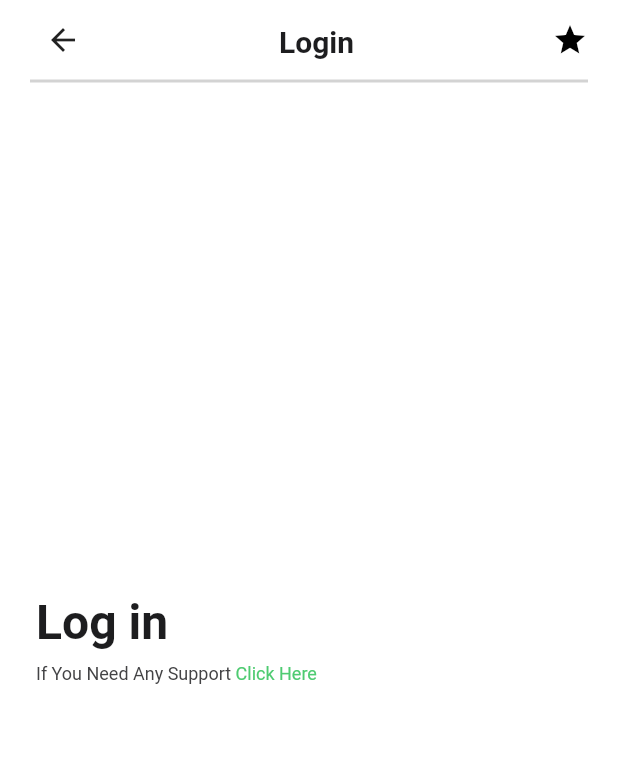
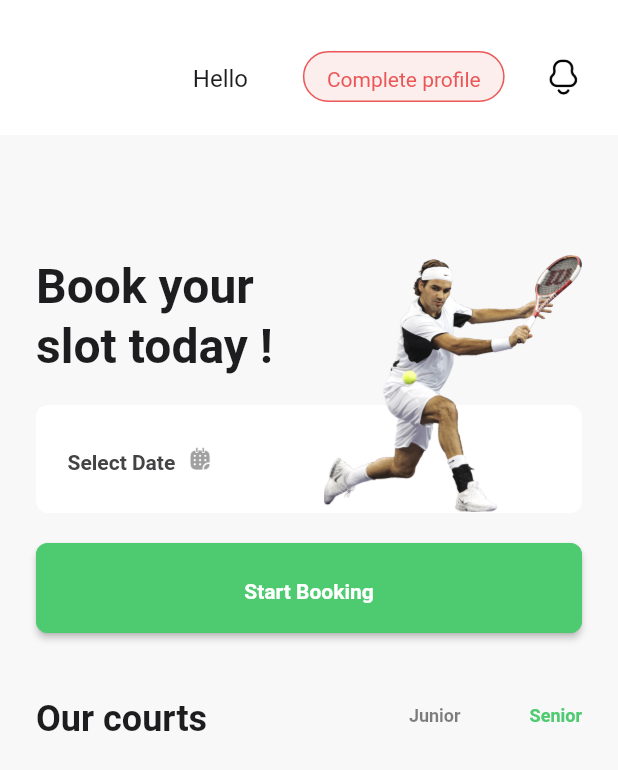
Before and after one commit to NikitaVics/abc, a Flutter app: the HomeScreen screen opened directly, on a phone screen of 412 x 824 dp. Shown: the top 770 px of the screen. Run offline on Flutter 3.47's test engine with Material 2 defaults, Android fonts, the phone set to English and light mode, and no system bars; our stand-ins replace another_flushbar, flutter_spinkit, flutter_styled_toast, flutter_svg, image_picker, lottie and 3 more; accounts and stored records are empty; network calls fail; Roboto replaces fonts that are missing (Satoshi).

Commit message:
HomeScreen and Congrats page

```diff
--- a/lib/constants/colors.dart
+++ b/lib/constants/colors.dart
@@ -25,8 +25,9 @@ class AppColors {
   static const focusTextBoarder = Color(0xffAEE7BE);
   static const focusCursorColor = Color(0xff313131);
   static const errorColor = Color(0xffEB5757);
+  static const errorback = Color(0xffFDEEEE);
   static const confirmValid = Color(0xff27AE60);
   static const disableButtonColor = Color(0xffAEE7BE);
   static const disableButtonTextColor = Color(0xff71D58D);
-
+  static const homeBack=Color(0xffF8F8F8);
 }
--- a/lib/presentation/home/home_screen.dart
+++ b/lib/presentation/home/home_screen.dart
@@ -1,10 +1,13 @@
 import 'package:flutter/material.dart';
 import 'package:provider/provider.dart';
+import 'package:shared_preferences/shared_preferences.dart';
 import 'package:tennis_court_booking_app/constants/colors.dart';
 import 'package:tennis_court_booking_app/constants/font_family.dart';
+import 'package:tennis_court_booking_app/presentation/login/login_screen.dart';
 import 'package:tennis_court_booking_app/presentation/login/provider/sign_in_provider.dart';
 import 'package:tennis_court_booking_app/widgets/custom_appbar.dart';
 import 'package:tennis_court_booking_app/widgets/custom_elevated_button.dart';
+import 'package:tennis_court_booking_app/widgets/home_appbar.dart';
 
 class HomeScreen extends StatefulWidget {
   const HomeScreen({super.key});
@@ -39,7 +42,7 @@ class HomeScreenState extends State<HomeScreen> {
             ? AppColors.darkThemeback
             : AppColors.lightThemeback,
         primary: true,
-        appBar: const CustomAppBar(
+        appBar: const HomeAppBar(
           isBoarder: true,
           title: "Login",
           isProgress: false,
@@ -55,7 +58,7 @@ class HomeScreenState extends State<HomeScreen> {
     return Material(
       color: Theme.of(context).brightness == Brightness.dark
           ? AppColors.darkThemeback
-          : AppColors.lightThemeback,
+          : AppColors.homeBack,
       child: Stack(
         children: <Widget>[
           MediaQuery.of(context).orientation == Orientation.landscape
@@ -76,7 +79,7 @@ class HomeScreenState extends State<HomeScreen> {
                 )
               : Column(
                   children: [
-                    Expanded(child: Center(child: _buildRightSide())),
+                    Expanded(child: _buildRightSide()),
                     // _buildSignInButton()
                   ],
                 ),
@@ -104,14 +107,14 @@ class HomeScreenState extends State<HomeScreen> {
         padding: const EdgeInsets.symmetric(horizontal: 24.0),
         child: Column(
           mainAxisSize: MainAxisSize.max,
-          crossAxisAlignment: CrossAxisAlignment.stretch,
-          mainAxisAlignment: MainAxisAlignment.center,
+          mainAxisAlignment: MainAxisAlignment.start,
+          crossAxisAlignment: CrossAxisAlignment.start,
           children: <Widget>[
             _buildLoginText(),
-            const SizedBox(height: 24.0),
+            _buildSignInButton(),
+            _buildSlotshowText(),
 
             // _buildForgotPasswordButton(),
-
           ],
         ),
       ),
@@ -119,11 +122,14 @@ class HomeScreenState extends State<HomeScreen> {
   }
 
   Widget _buildLoginText() {
-    return Column(
+    return Padding(
+      padding: const EdgeInsets.only(top: 80),
+      child: Stack(children: [
+        Column(
           crossAxisAlignment: CrossAxisAlignment.start,
           children: [
             Text(
-          "Log in",
+              "Book your ",
               style: TextStyle(
                 color: Theme.of(context).brightness == Brightness.dark
                     ? AppColors.headingTextColor
@@ -134,37 +140,147 @@ class HomeScreenState extends State<HomeScreen> {
                 height: 40 / 32,
               ),
             ),
-        const SizedBox(height: 8.0),
-        Row(
+            Text(
+              "slot today ! ",
+              style: TextStyle(
+                color: Theme.of(context).brightness == Brightness.dark
+                    ? AppColors.headingTextColor
+                    : AppColors.allHeadColor,
+                fontSize: 32,
+                fontFamily: FontFamily.satoshi,
+                fontWeight: FontWeight.w700,
+                height: 40 / 32,
+              ),
+            ),
+            const SizedBox(
+              height: 20,
+            ),
+            Container(
+              height: 72,
+              decoration: BoxDecoration(
+                  borderRadius: BorderRadius.circular(8.0),
+                  color: Colors.white),
+              child: Row(children: [
+                SizedBox(
+                  width: 21,
+                ),
+                Text(
+                  "Select Date",
+                  style: TextStyle(
+                    color: Theme.of(context).brightness == Brightness.dark
+                        ? AppColors.headingTextColor
+                        : AppColors.subheadColor,
+                    fontSize: 14,
+                    fontFamily: FontFamily.satoshi,
+                    fontWeight: FontWeight.w700,
+                    height: 24 / 14,
+                  ),
+                ),
+                SizedBox(width: 8),
+                Image.asset(
+                  "assets/images/calender.png",
+                  height: 17,
+                )
+              ]),
+            )
+          ],
+        ),
+        Align(
+            alignment: Alignment.topRight,
+            child: Image.asset(
+              "assets/images/homeImage.png",
+              height: 171,
+            )),
+      ]),
+    );
+  }
+
+  Widget _buildSignInButton() {
+    return Padding(
+        padding: const EdgeInsets.symmetric(vertical: 20),
+        child: FocusScope(
+            // Manage keyboard focus
+            child: CustomElevatedButton(
+          height: 60,
+          width: MediaQuery.of(context).orientation == Orientation.landscape
+              ? 70
+              : double.infinity,
+          isLoading: false,
+          text: "Start Booking",
+          onPressed: () async {
+            FocusManager.instance.primaryFocus?.unfocus();
+            SharedPreferences pref = await SharedPreferences.getInstance();
+
+            pref.remove('authToken');
+            // ignore: use_build_context_synchronously
+            Navigator.push(context,
+                MaterialPageRoute(builder: (context) => const LoginScreen()));
+
+/*
+            setState(() {
+              isLoading = true;
+            });
+
+
+            setState(() {
+              isLoading = false;
+            });
+            */
+          },
+          buttonColor: AppColors.elevatedColor,
+          textColor: Colors.white,
+        )));
+  }
+
+  Widget _buildSlotshowText() {
+    return Padding(
+        padding: const EdgeInsets.only(top: 20),
+        child: Row(
+          crossAxisAlignment: CrossAxisAlignment.start,
+          mainAxisAlignment: MainAxisAlignment.spaceBetween,
           children: [
             Text(
-              "If You Need Any Support",
+              "Our courts",
               style: TextStyle(
                 color: Theme.of(context).brightness == Brightness.dark
-                    ? AppColors.darkSubHead
-                    : AppColors.subheadColor,
+                    ? AppColors.headingTextColor
+                    : AppColors.allHeadColor,
+                fontSize: 24,
+                fontFamily: FontFamily.satoshi,
+                fontWeight: FontWeight.w700,
+                height: 32 / 24,
+              ),
+            ),
+            const Row(
+              children: [
+                Text(
+                  "Junior",
+                  style: TextStyle(
+                    color: Color.fromRGBO(0, 0, 0, 0.50),
                     fontSize: 12,
                     fontFamily: FontFamily.satoshi,
-                fontWeight: FontWeight.w400,
+                    fontWeight: FontWeight.w700,
+                    height: 24 / 12,
                   ),
                 ),
-            const Text(
-              " Click Here",
+                SizedBox(
+                  width: 46,
+                ),
+                Text(
+                  "Senior",
                   style: TextStyle(
                     color: AppColors.dotColor,
                     fontSize: 12,
                     fontFamily: FontFamily.satoshi,
-                fontWeight: FontWeight.w400,
+                    fontWeight: FontWeight.w700,
+                    height: 24 / 12,
                   ),
                 ),
               ],
-        ),
+            )
           ],
-    );
+        ));
   }
-
-
-
 
   // General Methods:-----------------------------------------------------------
 
--- a/lib/presentation/register/pageview/register_form.dart
+++ b/lib/presentation/register/pageview/register_form.dart
@@ -507,7 +507,7 @@ class _RegisterFormState extends State<RegisterForm> {
                             if (val['statusCode'] == 200) {
                                 Navigator.of(context).push(
                         MaterialPageRoute(
-                            builder: (context) =>CongratsScreen()),
+                            builder: (context) =>const CongratsScreen()),
                       );
                               print("yup");
                             } else {
--- /dev/null
+++ b/lib/widgets/home_appbar.dart
@@ -0,0 +1,142 @@
+import 'package:flutter/material.dart';
+import 'package:provider/provider.dart';
+import 'package:tennis_court_booking_app/constants/colors.dart';
+import 'package:tennis_court_booking_app/constants/font_family.dart';
+import 'package:tennis_court_booking_app/presentation/register/pageview/register_form.dart';
+import 'package:tennis_court_booking_app/theme/theme_manager.dart';
+
+class HomeAppBar extends StatelessWidget implements PreferredSizeWidget {
+  final String title;
+  final bool isBoarder;
+  final bool isProgress;
+  final int step;
+
+  const HomeAppBar(
+      {Key? key,
+      required this.title,
+      required this.isBoarder,
+      required this.isProgress,
+      required this.step})
+      : super(key: key);
+
+  @override
+  Size get preferredSize => const Size.fromHeight(90);
+
+  @override
+  Widget build(BuildContext context) {
+    final themeNotifier = context.watch<ThemeModeNotifier>();
+    return Padding(
+      padding:  const EdgeInsets.only(top: 12,left: 24,right: 24),
+      child: Container(
+        color: Colors.white,
+        height: 90,
+
+        child: Center(
+          child: Row(
+            mainAxisAlignment: MainAxisAlignment.spaceBetween,
+            children: [
+              Padding(
+                padding: const EdgeInsets.only(left: 10),
+                child:ClipRRect(
+                                        borderRadius:
+                                            BorderRadius.circular(150.0),
+                                        child: const SilentErrorImage(
+                                          width: 48.0,
+                                          height: 48.0,
+                                          imageUrl: 'https://upload.wikimedia.org/wikipedia/commons/f/f9/Phoenicopterus_ruber_in_S%C3%A3o_Paulo_Zoo.jpg',
+
+                                        ),
+                                      )
+              ),
+             Padding(
+              padding: const EdgeInsets.only(left: 20,right: 10),
+                child: Text(
+                      "Hello",
+                      style: TextStyle(
+                        color: Theme.of(context).brightness == Brightness.dark
+                            ? AppColors.headingTextColor
+                            : AppColors.allHeadColor,
+                        fontFamily: FontFamily.satoshi,
+                        fontSize: 16,
+                        fontWeight: FontWeight.w400,
+                        height: 24/ 16,
+                      ),
+                    ),
+              ),
+              SizedBox(
+                height: 34,
+                child: OutlinedButton(
+              onPressed: () {
+             Navigator.of(context).push(
+                MaterialPageRoute(
+                  builder: (context) => RegisterForm(),
+                ),
+              );
+              },
+              style: OutlinedButton.styleFrom(
+                backgroundColor: AppColors.errorback,
+              foregroundColor: AppColors.errorColor, side: BorderSide(color: AppColors.errorColor),
+
+              shape: RoundedRectangleBorder(
+              borderRadius: BorderRadius.circular(20),
+              ),
+              ),
+              child: const Text('Complete profile',
+              style:  TextStyle(
+                                  fontFamily: FontFamily.satoshi,
+                        fontSize: 14,
+                        fontWeight: FontWeight.w400,
+                        height: 24/ 14,),),
+              ),
+              ),
+
+              Image.asset("assets/images/notification1.png",
+              height: 25,)
+              /*GestureDetector(
+                child: themeNotifier.themeMode == ThemeMode.dark
+                    ? Icon(Icons.sunny,
+                        color: Colors.white) // Show "sunny" icon in dark mode
+                    : Icon(Icons.star,
+                        color:
+                            Colors.black), // Show "star" icon in light mode
+                onTap: () {
+                  final newMode = themeNotifier.themeMode == ThemeMode.dark
+                      ? ThemeMode.light
+                      : ThemeMode.dark;
+                  themeNotifier.setThemeMode(newMode);
+                },
+              ),*/
+            ],
+          ),
+        ),
+      ),
+    );
+  }
+}
+class SilentErrorImage extends StatelessWidget {
+  final String imageUrl;
+  final double width;
+  final double height;
+
+  const SilentErrorImage({
+    super.key,
+    required this.imageUrl,
+    this.width =48.0,
+    this.height =48.0,
+  });
+
+  @override
+  Widget build(BuildContext context) {
+    return Image.network(
+      imageUrl,
+      width: width,
+      height: height,
+      fit: BoxFit.fill,
+      errorBuilder:
+          (BuildContext context, Object exception, StackTrace? stackTrace) {
+        // Return an empty container (or any other widget) to silently handle errors
+        return SizedBox(width: width, height: height);
+      },
+    );
+  }
+}
--- a/pubspec.yaml
+++ b/pubspec.yaml
@@ -50,6 +50,7 @@ dependencies:
   flutter_spinkit: ^5.2.0
   image_picker: ^1.0.4
   permission_handler: ^11.0.1
+  lottie: ^2.7.0
 
 dev_dependencies:
   flutter_test:
@@ -76,6 +77,9 @@ flutter:
   assets:
   - assets/images/
   - assets/images/congrats.png
+  - assets/images/notification1.png
+  - assets/images/homeImage.png
+  - assets/jsons/
 
   # To add assets to your application, add an assets section, like this:
   # assets:
```
Also changed, not shown: assets/jsons/Successanimation.json (added, +1 -0 lines), lib/presentation/login/login_screen.dart (+5 -9 lines), lib/presentation/register/pageview/congrats_screen.dart (+72 -64 lines), lib/presentation/register/pageview/register_as_member.dart (+1 -18 lines), assets/images/calender.png (added), assets/images/homeImage.png (added), assets/images/notification1.png (added), pubspec.lock. Lines whose indentation alone changed are shown as unchanged.
